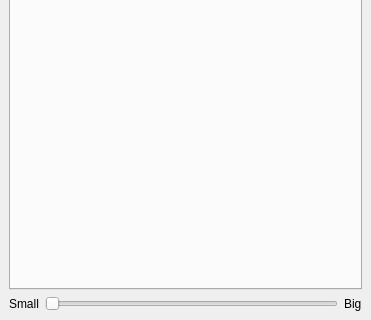
Qt form gui/ProductionTools/Toolboxes/FieldToolBox/customFeatureTool.ui (dsgoficial/DsgTools) before a commit; both pictures show x 0 to 371 and y 215 to 535 of the 371 by 535 pixel window.
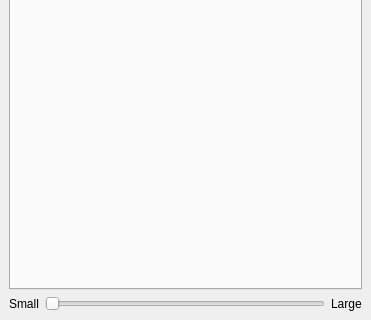
The same form after that commit. Icons and pictures are not drawn. Custom widgets are drawn as their Qt base class.

```diff
--- a/gui/ProductionTools/Toolboxes/FieldToolBox/customFeatureTool.ui
+++ b/gui/ProductionTools/Toolboxes/FieldToolBox/customFeatureTool.ui
@@ -222,7 +222,7 @@
       <item>
        <widget class="QLabel" name="label_7">
         <property name="text">
-         <string>Big</string>
+         <string>Large</string>
         </property>
        </widget>
       </item>
```
Left out of the diff: 4 changed lines with no effect on the pictures.
